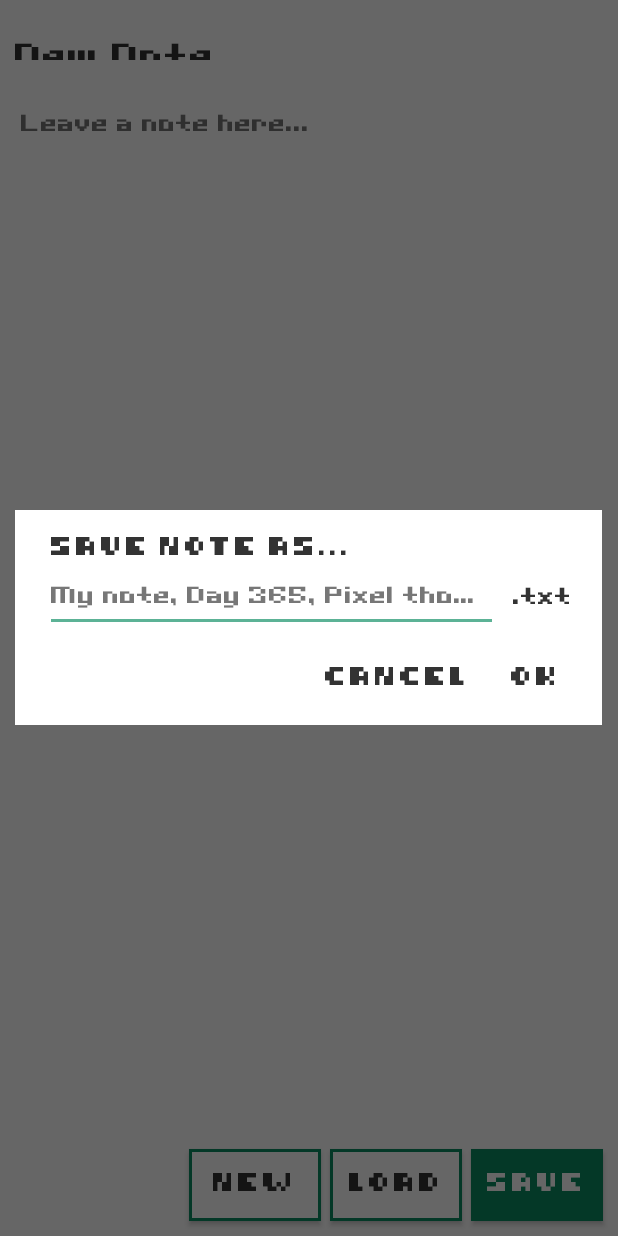
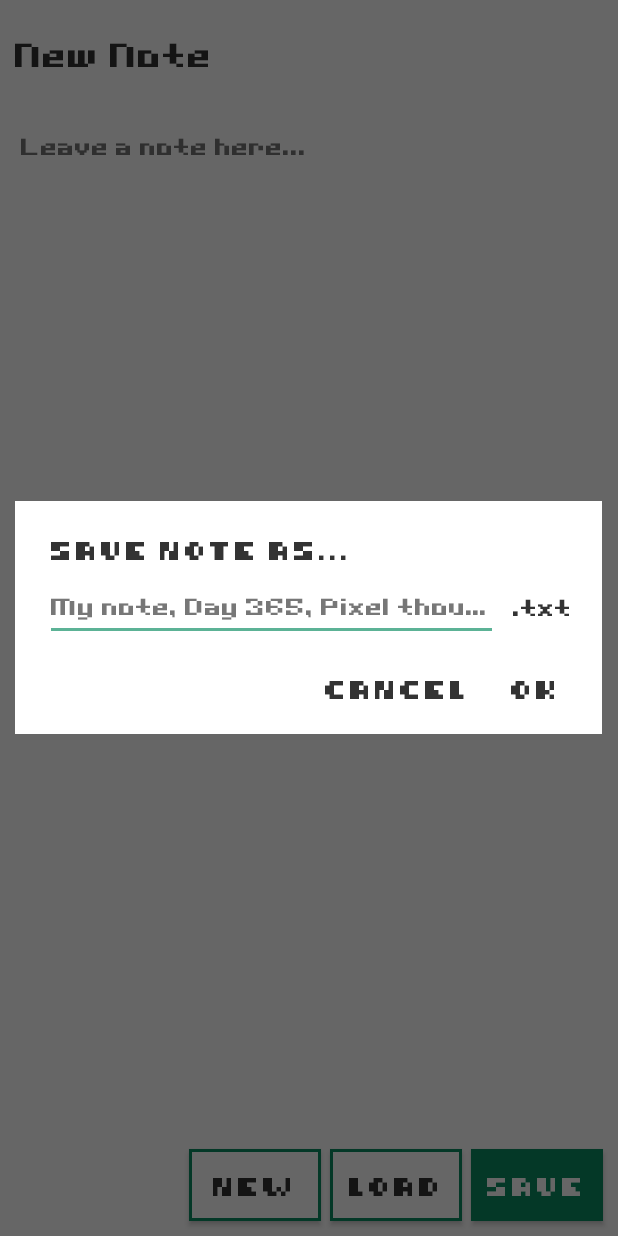
Before and after one commit to terrabyte-tech/byteOS-notes-android-app, an Android app: the screen it shows after launch (MainActivity), after a tap on "SAVE", on a phone screen of 412 x 824 dp. Run offline under Robolectric (Android 15) with nearby library versions, the phone set to English and light mode, and no system bars.

Commit message:
feat: add accent mark characters to pixel fonts

```diff
--- a/app/src/main/res/layout/activity_main.xml
+++ b/app/src/main/res/layout/activity_main.xml
@@ -13,7 +13,7 @@
         android:id="@+id/filename_label"
         style="@style/filename_label"
         android:layout_width="0dp"
-        android:layout_height="20sp"
+        android:layout_height="36sp"
         android:layout_marginEnd="10dp"
         android:layout_marginStart="10dp"
         android:layout_marginTop="20dp"
```
Also changed, not shown: app/src/main/res/font/bak.pinetype_titles.ttf (deleted), app/src/main/res/font/pinetype_titles.ttf, app/src/main/res/font/wolf_console.ttf.
